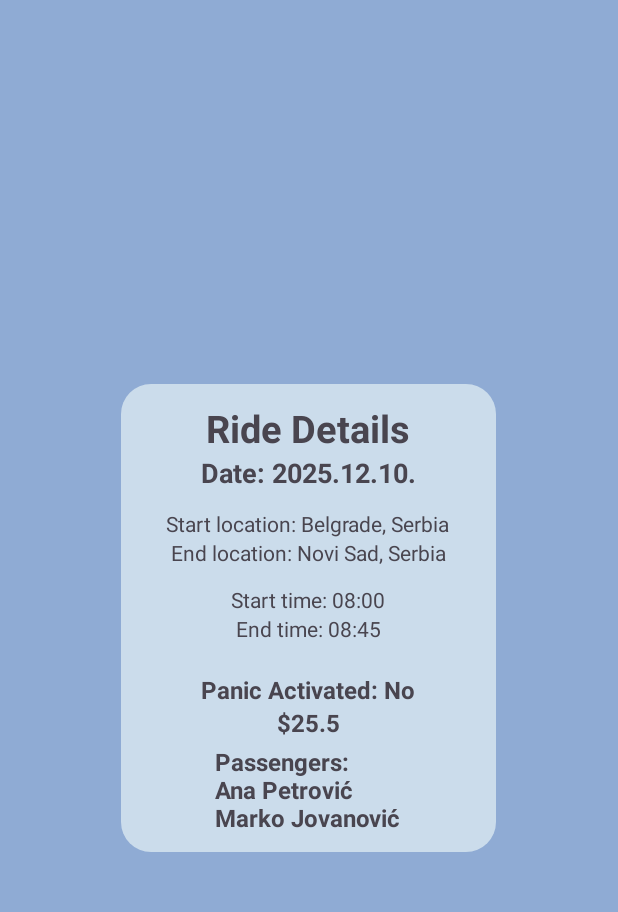
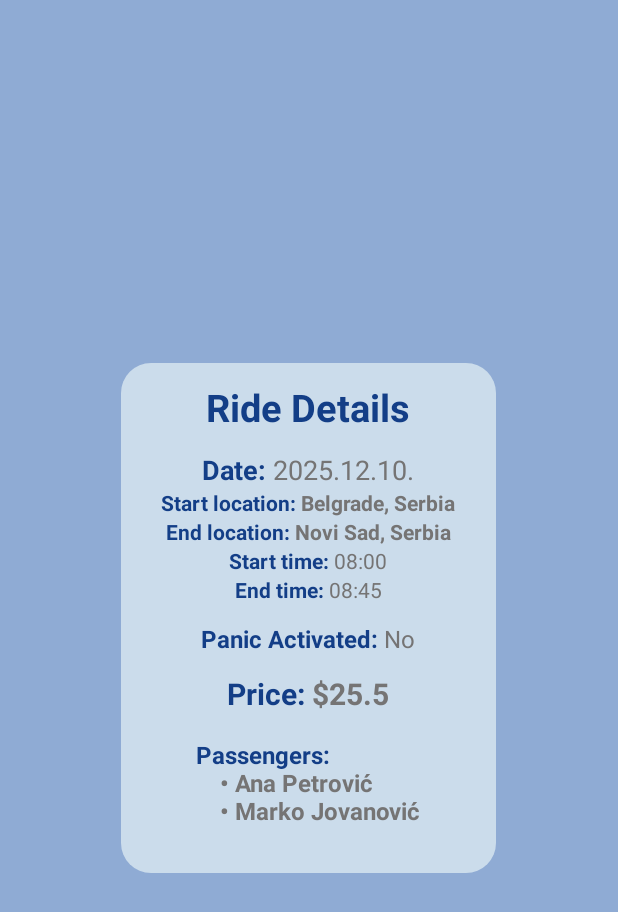
Before and after one commit to kzi-nastava/mrs-team2-TODO-Smisliti-ime, an Android app: the screen it shows after launch (MainActivity), after a tap on "2025.12.10.", on a phone screen of 412 x 824 dp. Shown: the top 912 px of the screen. Run offline under Robolectric (Android 15) with nearby library versions, the phone set to English and light mode, and no system bars; 3 other taps on this screen came first.

Commit message:
Implement ride history for mobileApp

```diff
--- a/mobileApp/app/src/main/java/com/example/getgo/fragments/RideDetailFragment.java
+++ b/mobileApp/app/src/main/java/com/example/getgo/fragments/RideDetailFragment.java
@@ -11,6 +11,8 @@ import android.widget.TextView;
 
 import com.example.getgo.R;
 import com.example.getgo.model.Ride;
+import android.text.Html;
+
 
 
 public class RideDetailFragment extends Fragment {
@@ -58,25 +60,36 @@ public class RideDetailFragment extends Fragment {
 
 
         if (ride != null) {
-            start.setText("Start location: " + ride.getStartLocation());
-            end.setText("End location: " + ride.getEndLocation());
-            startTime.setText("Start time: " + ride.getStartTime());
-            endTime.setText("End time: " + ride.getEndTime());
-            price.setText("$" + ride.getPrice());
-            date.setText("Date: " + ride.getStartDate());
 
-            tvPanicActivated.setText("Panic Activated: " + (ride.isPanicActivated() ? "Yes" : "No"));
+            setStyledText(date, "Date:", ride.getStartDate());
+            setStyledText(start, "Start location:", ride.getStartLocation());
+            setStyledText(end, "End location:", ride.getEndLocation());
+            setStyledText(startTime, "Start time:", ride.getStartTime());
+            setStyledText(endTime, "End time:", ride.getEndTime());
+            setStyledText(price, "Price:", "$" + ride.getPrice());
+            setStyledText(tvPanicActivated, "Panic Activated:",
+                    ride.isPanicActivated() ? "Yes" : "No");
+
             if (ride.getPassengers() != null && !ride.getPassengers().isEmpty()) {
                 StringBuilder sb = new StringBuilder();
                 for (String p : ride.getPassengers()) {
-                    sb.append(p).append("\n");
+                    sb.append("&nbsp;&nbsp;&nbsp;&nbsp;• ").append(p).append("<br>");
                 }
-                tvPassengers.setText("Passengers:\n" + sb.toString().trim());
+                setStyledText(tvPassengers, "Passengers: <br>", sb.toString());
             } else {
-                tvPassengers.setText("Passengers: None");
+                setStyledText(tvPassengers, "Passengers:", "None");
             }
+
         }
-        return view;
-//        return inflater.inflate(R.layout.fragment_ride_detail, container, false);
+            return view;
     }
+    private void setStyledText(TextView tv, String label, String value) {
+        String html =
+                "<b><font color='#133E87'>" + label + "</font></b> " +
+                        "<font color='#757474'>" + value + "</font>";
+
+        tv.setText(Html.fromHtml(html, Html.FROM_HTML_MODE_LEGACY));
+    }
+
+
 }
--- a/mobileApp/app/src/main/java/com/example/getgo/fragments/RideHistoryFragment.java
+++ b/mobileApp/app/src/main/java/com/example/getgo/fragments/RideHistoryFragment.java
@@ -304,7 +304,7 @@ public class RideHistoryFragment extends Fragment {
             String selectedDate = sdf.format(new Date(selection));
 
             tvFilterDate.setText(selectedDate);
-            filterRidesByDate(selectedDate);
+//            filterRidesByDate(selectedDate);
         });
     }
 
--- a/mobileApp/app/src/main/res/layout/fragment_ride_detail.xml
+++ b/mobileApp/app/src/main/res/layout/fragment_ride_detail.xml
@@ -22,29 +22,30 @@
             android:layout_height="wrap_content"
             android:text="Ride Details"
             android:textSize="25sp"
-            android:textStyle="bold" />
+            android:textStyle="bold"
+            android:textColor="#133E87"/>
 
         <TextView
             android:id="@+id/tvDate"
             android:text="Date"
             android:textSize="18sp"
-        android:textStyle="bold"
-        android:layout_marginBottom="12dp"
+            android:layout_marginTop="12dp"
             android:layout_width="wrap_content"
             android:layout_height="wrap_content"/>
 
         <TextView
             android:id="@+id/tvStartLocation"
             android:text="From:"
+            android:textStyle="bold"
             android:layout_width="wrap_content"
-        android:layout_height="wrap_content"/>
+            android:layout_height="wrap_content" />
 
         <TextView
             android:id="@+id/tvEndLocation"
             android:text="To:"
-        android:layout_marginBottom="12dp"
+            android:textStyle="bold"
             android:layout_width="wrap_content"
-        android:layout_height="wrap_content"/>
+            android:layout_height="wrap_content" />
 
         <TextView
             android:id="@+id/tvStartTime"
@@ -64,16 +65,17 @@
             android:layout_width="wrap_content"
             android:layout_height="wrap_content"
             android:text="Panic Activated: "
-            android:layout_marginTop="8dp"
-            android:textSize="16sp"
-            android:textStyle="bold"/>
+            android:textSize="16sp" />
+
         <TextView
             android:id="@+id/tvPrice"
             android:layout_width="wrap_content"
             android:layout_height="wrap_content"
             android:text="Price:"
-        android:textSize="16sp"
-        android:textStyle="bold" />
+            android:textSize="20sp"
+            android:textStyle="bold"
+            android:layout_marginTop="12sp"
+            android:layout_marginBottom="12sp"/>
 
         <TextView
             android:id="@+id/tvPassengers"
--- a/mobileApp/app/src/main/res/layout/fragment_ride_history.xml
+++ b/mobileApp/app/src/main/res/layout/fragment_ride_history.xml
@@ -25,7 +25,7 @@
 
     <TextView
         android:id="@+id/tvFilterDate"
-        android:layout_width="match_parent"
+        android:layout_width="300sp"
         android:layout_height="wrap_content"
         android:text="Filter by date"
         android:padding="12dp"
```
Lines whose indentation alone changed are shown as unchanged.
